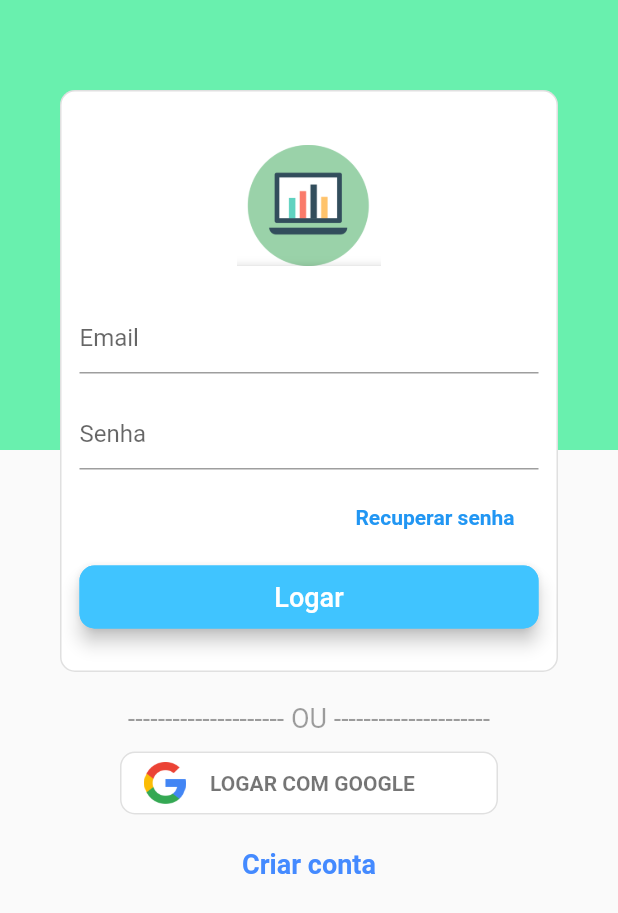
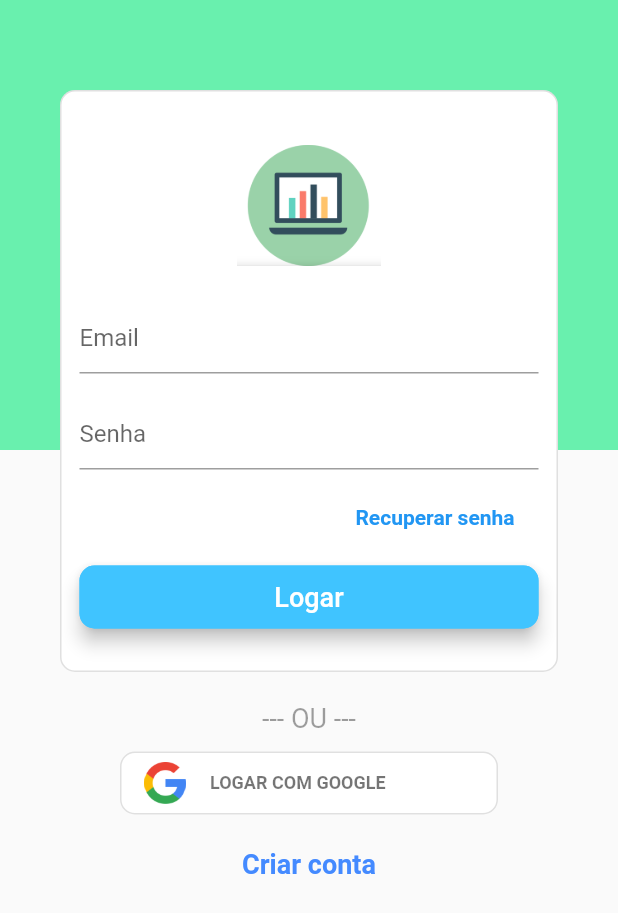
Before and after one commit to cassiomeira12/default_app_flutter, a Flutter app: the screen it shows after launch, on a phone screen of 412 x 824 dp. Shown: the top 913 px of the screen. Run offline on Flutter 3.47's test engine with Material 2 defaults, Android fonts, the phone set to English and light mode, and no system bars; our stand-ins replace cloud_firestore; accounts and stored records are empty.

Commit message:
Alterando tela de login

```diff
--- a/lib/view/login/login_page.dart
+++ b/lib/view/login/login_page.dart
@@ -263,7 +263,7 @@ class _LoginPageState extends State<LoginPage> implements LoginContractView {
 
   Widget textOU() {
     return Text(
-      "--------------------- $OU ---------------------",
+      "--- $OU ---",
       style: TextStyle(
         fontSize: 18,
         color: Colors.black38,
@@ -299,7 +299,7 @@ class _LoginPageState extends State<LoginPage> implements LoginContractView {
                 style: TextStyle(
                   fontWeight: FontWeight.bold,
                   color: Colors.black54,
-                  fontSize: 14,
+                  fontSize: 12,
                 ),
               ),
             ],
```
